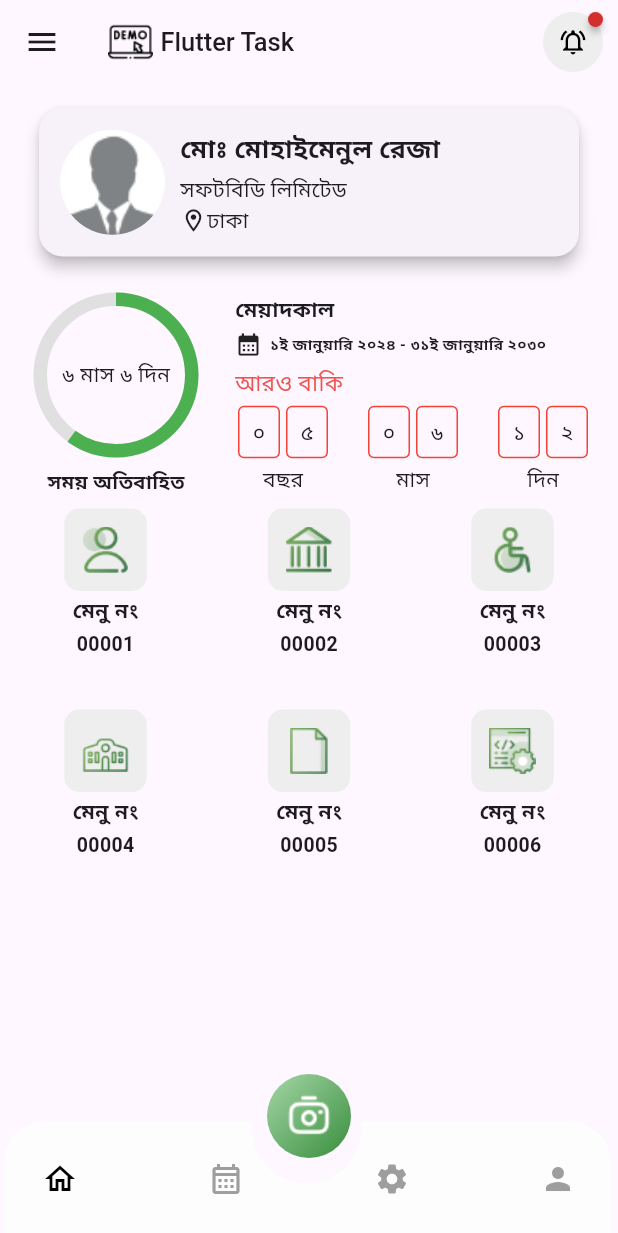
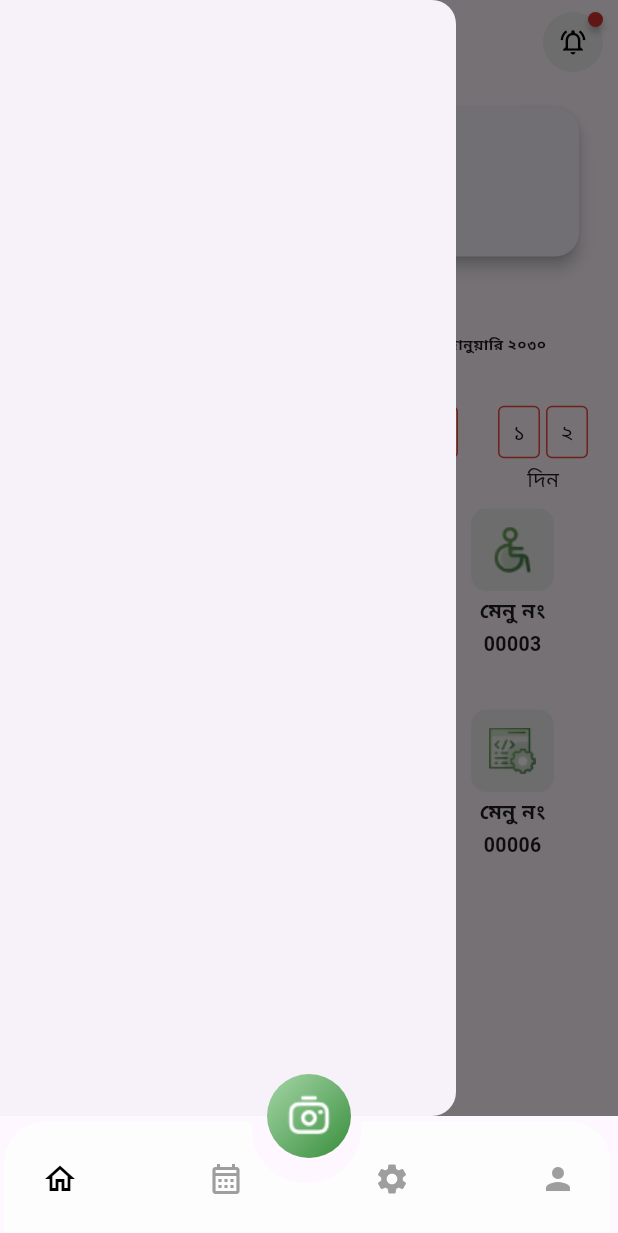
Before and after one commit to priyankatuli/flutter_task, a Flutter app: the screen it shows after launch, with the side drawer open (before the commit the screen has no drawer), on a phone screen of 412 x 824 dp. Shown: the top 1233 px of the screen. Run offline on Flutter 3.47's test engine with Material 3 defaults, Android fonts, the phone set to English and light mode, and no system bars; drawn by our look-alikes of badges, percent_indicator; our stand-ins replace flutter_svg, get, google_fonts.

Commit message:
added mainBottomNavigation screen

```diff
--- a/lib/app/app.dart
+++ b/lib/app/app.dart
@@ -1,6 +1,6 @@
 import 'package:flutter/material.dart';
-import 'package:flutter_task/features/calendar/screens/calender_screen.dart';
-import 'package:flutter_task/features/home/screens/home_screen.dart';
+import 'package:flutter_task/core/widgets/main_bottom_navigation_screen.dart';
+import 'package:flutter_task/features/bindings/controller_bindings.dart';
 import 'package:flutter_task/features/new/screens/new_screen.dart';
 import 'package:get/get.dart';
 
@@ -11,14 +11,21 @@ class MyApp extends StatelessWidget{
   Widget build(BuildContext context) {
      return GetMaterialApp(
        title: 'Flutter Task',
-       initialRoute: '/home',
+       //initialRoute: '/main',
+       //initialRoute: '/home',
        getPages: [
-         GetPage(name: '/home', page: () => HomeScreen(),),
-         GetPage(name: '/calendar',page: () => CalenderScreen()),
+        /* GetPage(
+           name: '/main',
+           page: () => MainBottomNavigationScreen(),
+           binding: ControllerBindings()
+         ),
+         */
+         //GetPage(name: '/calendar',page: () => CalenderScreen()),
          GetPage(name: '/new',page: () => NewScreen()),
+
        ],
        debugShowCheckedModeBanner: false,
-       home: HomeScreen(),
+      home: MainBottomNavigationScreen(),
      );
   }
 
--- a/lib/core/constants/app_constants.dart
+++ b/lib/core/constants/app_constants.dart
@@ -1,5 +1,6 @@
 class AppConstants {
 
+  //home screen
   static const String appBarText = 'Flutter Task';
   static const String cardText1 = 'মোঃ মোহাইমেনুল রেজা';
   static const String cardText2 = 'সফটবিডি লিমিটেড';
@@ -11,11 +12,25 @@ class AppConstants {
   static const String timeText8= 'আরও বাকি';
   static const String menuText= 'মেনু নং';
 
+  //calendar screen
   static const String calenderText1 = 'সময়রেখা';
   static const String calenderText2 = 'আজ, ১২ জুলাই';
   static const String calenderText3 = 'নতুন যোগ করুন';
+  static const String todayWorkText = 'আজকের কার্যক্রম';
 
-  static const String ajkerKajText = 'আজকের কার্যক্রম';
-  static const String notunPageText = 'নতুন যোগ করুন';
+  //new screen
+  static const String newPageText = 'নতুন যোগ করুন';
+  static const String newParagraph1 = 'অনুচ্ছেদ';
+  static const String newParagraphCount = '৪৫ শব্দ';
+  static const String paragraphWriting = 'অনুচেছদ লিখুন';
+  static const String paragraphDivision = 'অনুচ্ছেদের বিভাগ';
+  static const String paragraphDivisionSelect = 'অনুচ্ছেদের বিভাগ নির্বাচন করুন';
+  static const String dateAndTime = 'তারিখ ও সময়';
+  static const String selectIt = 'নির্বাচন করুন';
+  static const String placeIt = 'স্থান';
+  static const String paragraphDetails = 'অনুচ্ছেদের বিবরণ';
+  static const String paragraphDetailsCount = '১২০ শব্দ';
+  static const String selectTaskDetails = 'কার্যক্রমের বিবরণ লিখুন';
+  static const String collectIt = 'সংরক্ষণ করুন';
 
 }
--- a/lib/core/constants/icon_path.dart
+++ b/lib/core/constants/icon_path.dart
@@ -10,6 +10,7 @@ class IconPath{
   static const String menuIcon6 = '$_baseUrl/6.png';
   static const String subtractBottomImg = '$_baseUrl/Subtract.svg';
   static const String cameraImg = '$_baseUrl/img.png';
+  static const String checkImg = '$_baseUrl/check.png';
 
 
 
--- a/lib/core/widgets/custom_bottom_nav_bar.dart
+++ b/lib/core/widgets/custom_bottom_nav_bar.dart
@@ -1,22 +1,23 @@
 import 'package:flutter/material.dart';
 import 'package:flutter_svg/svg.dart';
+import 'package:flutter_task/features/home/controller/bottom_navigation_controller.dart';
 import 'package:get/get.dart';
 
 class CustomBottomNavBar extends StatelessWidget{
-
-  final int currentIndex;
-  final Function(int) onTap;
   final String svgPath;
 
-  const CustomBottomNavBar({super.key, required this.currentIndex, required this.onTap, required this.svgPath});
+  const CustomBottomNavBar({super.key, required this.svgPath});
 
   @override
   Widget build(BuildContext context) {
-      return BottomAppBar(
+
+    final BottomNavigationController controller = Get.put(BottomNavigationController());
+
+      return Obx(() => BottomAppBar(
           color: Colors.transparent,
           elevation: 0,
           shape: CircularNotchedRectangle(),
-        notchMargin: 6,
+          notchMargin:  5,
           child: Stack(
             clipBehavior: Clip.none,
             children: [
@@ -39,24 +40,28 @@ class CustomBottomNavBar extends StatelessWidget{
                   mainAxisAlignment: MainAxisAlignment.spaceBetween,
                   children: [
                     IconButton(onPressed: () {
-                        onTap(0);
-                        Get.toNamed('/home');},icon: Icon(Icons.home_outlined,color: currentIndex == 0 ? Colors.black : Colors.grey,
+                          controller.changedIndex(0);
+                          //Get.toNamed('/home');
+                          },icon: Icon(Icons.home_outlined,color: controller.currentIndex.value == 0 ? Colors.black : Colors.grey,
                     ),),
                     IconButton(onPressed: () {
-                    onTap(1);
-                    Get.toNamed('/calendar');
+                      controller.changedIndex(1);
+                      //Get.toNamed('/calendar');
                       }, icon: Icon(Icons.calendar_month_outlined,
-                    color: currentIndex == 1 ? Colors.black : Colors.grey,)),
-                  IconButton(onPressed: (){}, icon: Icon(Icons.settings,
-                      color: currentIndex == 2 ? Colors.black : Colors.grey)),
-                  IconButton(onPressed: (){}, icon: Icon(Icons.person,
-                      color: currentIndex == 3 ? Colors.black : Colors.grey)),
+                      color: controller.currentIndex.value == 1 ? Colors.black : Colors.grey,)),
+                    IconButton(onPressed: (){
+                        controller.changedIndex(2);
+                    }, icon: Icon(Icons.settings,
+                        color: controller.currentIndex.value == 2? Colors.black : Colors.grey)),
+                    IconButton(onPressed: (){
+                         controller.changedIndex(3);
+                    }, icon: Icon(Icons.person,
+                        color: controller.currentIndex.value == 3 ? Colors.black : Colors.grey)),
+                  ],
+                ),)
             ],
           ),
-            )
-          ],
         ),
       );
   }
-
 }
--- a/lib/core/widgets/custom_floating_action_button.dart
+++ b/lib/core/widgets/custom_floating_action_button.dart
@@ -24,10 +24,9 @@ class CustomFloatingActionButton extends StatelessWidget{
          decoration: BoxDecoration(
            gradient: LinearGradient(colors: [
              Colors.green.shade200,
-             Colors.green.shade700
-           ],
+             Colors.green.shade700],
                begin: Alignment.topLeft,
-               end: Alignment.bottomRight
+               end: Alignment.bottomRight,
            ),
            shape: BoxShape.circle,
          ),
--- /dev/null
+++ b/lib/core/widgets/main_bottom_navigation_screen.dart
@@ -0,0 +1,42 @@
+import 'package:flutter/material.dart';
+import 'package:flutter_task/core/widgets/custom_bottom_nav_bar.dart';
+import 'package:flutter_task/core/widgets/custom_floating_action_button.dart';
+import 'package:flutter_task/features/calendar/screens/calender_screen.dart';
+import 'package:flutter_task/features/home/controller/bottom_navigation_controller.dart';
+import 'package:flutter_task/features/home/screens/home_screen.dart';
+import 'package:flutter_task/features/settings/screen/settings_screen.dart';
+import 'package:get/get.dart';
+
+import '../constants/icon_path.dart';
+
+class MainBottomNavigationScreen extends StatelessWidget{
+  MainBottomNavigationScreen({super.key});
+
+  final BottomNavigationController navController = Get.put(BottomNavigationController());
+
+
+  final List<Widget> screens = [
+    HomeScreen(),
+    CalenderScreen(),
+    SettingsScreen(),
+    //PersonScreen()
+  ];
+
+  @override
+  Widget build(BuildContext context) {
+      return Obx((){
+         return Scaffold(
+          body: screens[navController.currentIndex.value],
+          bottomNavigationBar: CustomBottomNavBar(
+              svgPath: IconPath.subtractBottomImg
+          ),
+           floatingActionButtonLocation: FloatingActionButtonLocation.centerDocked,
+           floatingActionButton: CustomFloatingActionButton(
+               onPressed: (){},
+               imagePath: IconPath.cameraImg
+           ),
+         );
+      });
+  }
+
+}
--- a/lib/features/bindings/controller_bindings.dart
+++ b/lib/features/bindings/controller_bindings.dart
@@ -1,9 +1,15 @@
+import 'package:flutter_task/core/widgets/main_bottom_navigation_screen.dart';
+import 'package:flutter_task/features/calendar/controller/calendar_controller.dart';
+import 'package:flutter_task/features/home/controller/bottom_navigation_controller.dart';
 import 'package:get/get.dart';
 
 class ControllerBindings extends Bindings{
   @override
   void dependencies() {
 
+    Get.put(() => BottomNavigationController());
+    Get.put(() => CalendarController());
+
   }
 
 }
--- a/lib/features/home/screens/home_screen.dart
+++ b/lib/features/home/screens/home_screen.dart
@@ -4,8 +4,6 @@ import 'package:flutter/services.dart';
 import 'package:flutter_task/core/constants/app_constants.dart';
 import 'package:flutter_task/core/constants/icon_path.dart';
 import 'package:flutter_task/core/theme/app_colors.dart';
-import 'package:flutter_task/core/widgets/custom_bottom_nav_bar.dart';
-import 'package:flutter_task/core/widgets/custom_floating_action_button.dart';
 import 'package:flutter_task/features/home/widgets/build_card.dart';
 import 'package:flutter_task/features/home/widgets/build_grid_menu.dart';
 import 'package:flutter_task/features/home/widgets/build_progress_part.dart';
@@ -30,37 +28,7 @@ class HomeScreen extends StatelessWidget{
     ));
     */
      return Scaffold(
-       appBar: AppBar(
-         backgroundColor: Colors.transparent,
-         elevation: 0,
-         systemOverlayStyle: SystemUiOverlayStyle.dark,
-         leading: IconButton(onPressed: (){}, icon: Icon(Icons.menu)),
-         title: Row(
-           children: [
-             Image.asset(IconPath.appBarIcon,width: 30,height: 40,),
-             SizedBox(width: 5,),
-             Text(AppConstants.appBarText,style: GoogleFonts.roboto(
-                fontSize: 17,
-                fontWeight: FontWeight.w500
-           )),
-  ]),
-         actions: [
-               Padding(
-                 padding: EdgeInsets.symmetric(horizontal: 10,vertical: 5),
-                 child: badges.Badge(
-                  position: badges.BadgePosition.topEnd(top: 0, end: 0),
-                   badgeStyle: badges.BadgeStyle(
-                     badgeColor: AppColors.dotColor,
-                     padding: EdgeInsets.all(5)
-                   ),
-                   child: CircleAvatar(
-                     backgroundColor: Colors.grey.shade200,
-                     child: IconButton(onPressed: (){}, icon: Icon(Icons.notifications_active_outlined,color: AppColors.notificationColor,size: 20,)),
-                   ),
-                 ),
-               )
-         ],
-       ),
+       appBar: _buildAppBar(),
        body: SingleChildScrollView(
           child: Padding(
               padding: EdgeInsets.symmetric(horizontal: 10),
@@ -81,18 +49,56 @@ class HomeScreen extends StatelessWidget{
                 ])
           )
        ),
+       /*
        floatingActionButtonLocation: FloatingActionButtonLocation.centerDocked,
        floatingActionButton: CustomFloatingActionButton(onPressed: (){},
            imagePath: IconPath.cameraImg
        ),
-         bottomNavigationBar: Obx(() => CustomBottomNavBar(
+        */
+         /*bottomNavigationBar: Obx(() => CustomBottomNavBar(
              currentIndex: controller.currentIndex.value,
              onTap: (index){
                  controller.changedIndex(index);
              },
              svgPath: IconPath.subtractBottomImg
-         )
          ),
+         ),
+          */
+       drawer: Drawer(),
+     );
+  }
+
+  AppBar _buildAppBar() {
+    return AppBar(
+       backgroundColor: Colors.transparent,
+       elevation: 0,
+       systemOverlayStyle: SystemUiOverlayStyle.dark,
+       //leading: IconButton(onPressed: (){}, icon: Icon(Icons.menu)),
+       title: Row(
+         children: [
+           Image.asset(IconPath.appBarIcon,width: 30,height: 40,),
+           SizedBox(width: 5,),
+           Text(AppConstants.appBarText,style: GoogleFonts.roboto(
+              fontSize: 17,
+              fontWeight: FontWeight.w500
+         )),
+]),
+       actions: [
+             Padding(
+               padding: EdgeInsets.symmetric(horizontal: 10,vertical: 5),
+               child: badges.Badge(
+                position: badges.BadgePosition.topEnd(top: 0, end: 0),
+                 badgeStyle: badges.BadgeStyle(
+                   badgeColor: AppColors.dotColor,
+                   padding: EdgeInsets.all(5)
+                 ),
+                 child: CircleAvatar(
+                   backgroundColor: Colors.grey.shade200,
+                   child: IconButton(onPressed: (){}, icon: Icon(Icons.notifications_active_outlined,color: AppColors.notificationColor,size: 20,)),
+                 ),
+               ),
+             )
+       ],
      );
   }
 }
```
Also changed, not shown: lib/features/calendar/screens/calender_screen.dart (+33 -50 lines), lib/features/new/screens/new_screen.dart (+18 -36 lines), lib/features/settings/screen/settings_screen.dart (added, +15 -0 lines). Lines whose indentation alone changed are shown as unchanged.
